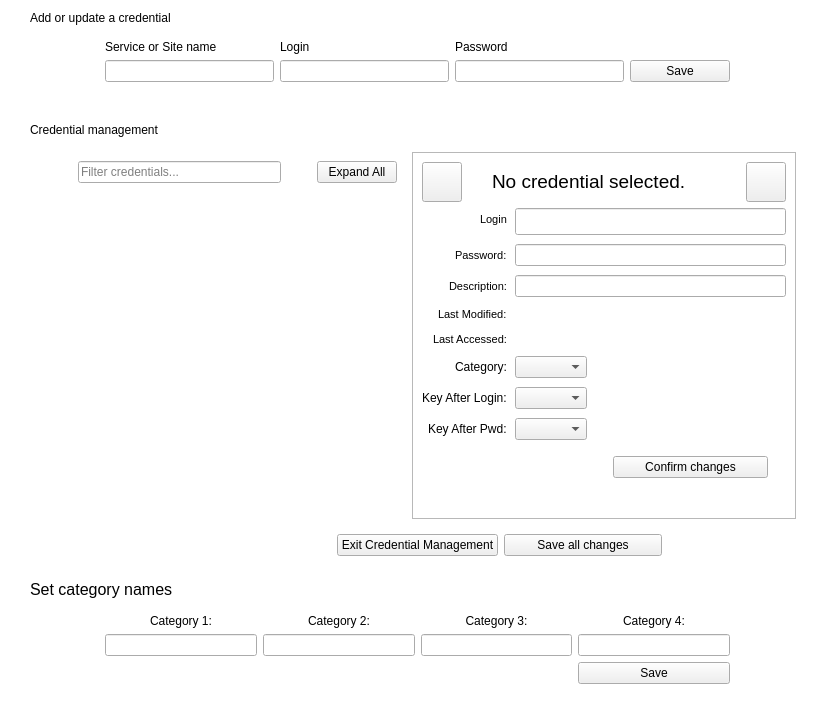
Qt form src/CredentialsManagement.ui (mooltipass/moolticute) before a commit.
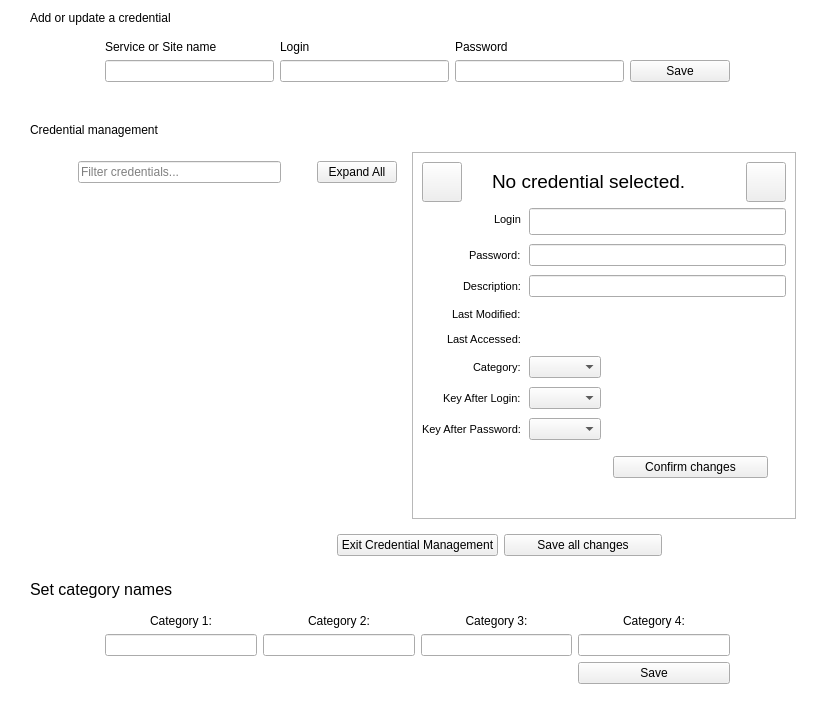
The same form after that commit. Icons and pictures are not drawn. Custom widgets are drawn as their Qt base class.

Commit message: [BLE] UI Changes and rename pwd to password

The edit to the form file:
```diff
--- a/src/CredentialsManagement.ui
+++ b/src/CredentialsManagement.ui
@@ -646,6 +646,11 @@
                 </item>
                 <item row="12" column="0">
                  <widget class="QLabel" name="credDisplayCategoryLabel">
+                  <property name="font">
+                   <font>
+                    <pointsize>8</pointsize>
+                   </font>
+                  </property>
                   <property name="text">
                    <string>Category:</string>
                   </property>
@@ -656,6 +661,11 @@
                 </item>
                 <item row="13" column="0">
                  <widget class="QLabel" name="credDisplayKeyAfterLoginLabel">
+                  <property name="font">
+                   <font>
+                    <pointsize>8</pointsize>
+                   </font>
+                  </property>
                   <property name="text">
                    <string>Key After Login:</string>
                   </property>
@@ -666,8 +676,13 @@
                 </item>
                 <item row="14" column="0">
                  <widget class="QLabel" name="credDisplayKeyAfterPwdLabel">
+                  <property name="font">
+                   <font>
+                    <pointsize>8</pointsize>
+                   </font>
+                  </property>
                   <property name="text">
-                   <string>Key After Pwd:</string>
+                   <string>Key After Password:</string>
                   </property>
                  </widget>
                 </item>
```
